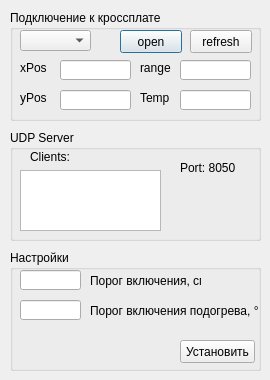
baradoid/polden-bino-launcher, file dialog.ui: the form before one commit.
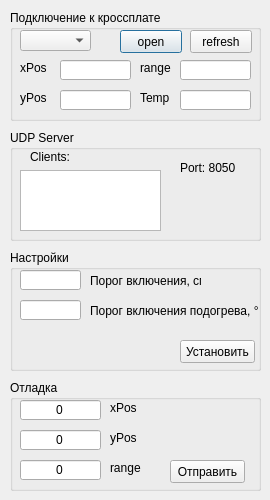
The form after the commit.

Commit message: добавлено отладочное поле структура обмена старая

```diff
--- a/dialog.ui
+++ b/dialog.ui
@@ -7,19 +7,19 @@
     <x>0</x>
     <y>0</y>
     <width>270</width>
-    <height>380</height>
+    <height>500</height>
    </rect>
   </property>
   <property name="minimumSize">
    <size>
     <width>270</width>
-    <height>380</height>
+    <height>500</height>
    </size>
   </property>
   <property name="maximumSize">
    <size>
     <width>270</width>
-    <height>380</height>
+    <height>500</height>
    </size>
   </property>
   <property name="windowTitle">
@@ -320,6 +320,119 @@
     </property>
    </widget>
   </widget>
+  <widget class="QGroupBox" name="groupBox_4">
+   <property name="geometry">
+    <rect>
+     <x>10</x>
+     <y>380</y>
+     <width>251</width>
+     <height>111</height>
+    </rect>
+   </property>
+   <property name="title">
+    <string>Отладка</string>
+   </property>
+   <widget class="QLineEdit" name="lineEditDebugX">
+    <property name="geometry">
+     <rect>
+      <x>10</x>
+      <y>20</y>
+      <width>81</width>
+      <height>20</height>
+     </rect>
+    </property>
+    <property name="text">
+     <string>0</string>
+    </property>
+    <property name="alignment">
+     <set>Qt::AlignCenter</set>
+    </property>
+   </widget>
+   <widget class="QLineEdit" name="lineEditDebugY">
+    <property name="geometry">
+     <rect>
+      <x>10</x>
+      <y>50</y>
+      <width>81</width>
+      <height>20</height>
+     </rect>
+    </property>
+    <property name="text">
+     <string>0</string>
+    </property>
+    <property name="alignment">
+     <set>Qt::AlignCenter</set>
+    </property>
+   </widget>
+   <widget class="QLineEdit" name="lineEditDebugR">
+    <property name="geometry">
+     <rect>
+      <x>10</x>
+      <y>80</y>
+      <width>81</width>
+      <height>20</height>
+     </rect>
+    </property>
+    <property name="text">
+     <string>0</string>
+    </property>
+    <property name="alignment">
+     <set>Qt::AlignCenter</set>
+    </property>
+   </widget>
+   <widget class="QLabel" name="label_9">
+    <property name="geometry">
+     <rect>
+      <x>100</x>
+      <y>20</y>
+      <width>31</width>
+      <height>16</height>
+     </rect>
+    </property>
+    <property name="text">
+     <string>xPos</string>
+    </property>
+   </widget>
+   <widget class="QLabel" name="label_10">
+    <property name="geometry">
+     <rect>
+      <x>100</x>
+      <y>50</y>
+      <width>31</width>
+      <height>16</height>
+     </rect>
+    </property>
+    <property name="text">
+     <string>yPos</string>
+    </property>
+   </widget>
+   <widget class="QLabel" name="label_11">
+    <property name="geometry">
+     <rect>
+      <x>100</x>
+      <y>80</y>
+      <width>31</width>
+      <height>16</height>
+     </rect>
+    </property>
+    <property name="text">
+     <string>range</string>
+    </property>
+   </widget>
+   <widget class="QPushButton" name="pushButtonDebugSend">
+    <property name="geometry">
+     <rect>
+      <x>160</x>
+      <y>80</y>
+      <width>75</width>
+      <height>23</height>
+     </rect>
+    </property>
+    <property name="text">
+     <string>Отправить</string>
+    </property>
+   </widget>
+  </widget>
   <zorder>groupBox_3</zorder>
   <zorder>groupBox</zorder>
   <zorder>groupBox_2</zorder>
```
Left out of the diff: 1 changed line with no effect on the pictures. The commit also changes 2 other files.
